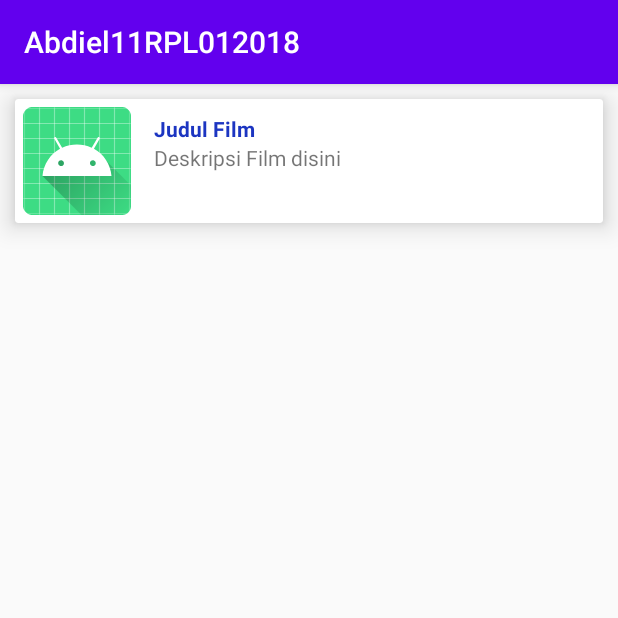
After one commit to abdielarfiansyah/Abdiel11RPL012018, an Android app: the ListData screen opened directly, with no data from a screen before it, on a phone screen of 412 x 824 dp, the top half of it. The commit adds this screen. Run offline under Robolectric (Android 15) with nearby library versions, the phone set to English and light mode, and no system bars; libraries missing offline, so code that uses them is left out: com.androidnetworking, com.androidnetworking.common, com.androidnetworking.error, com.androidnetworking.interfaces; pictures from the network do not load; 1 statement that could not run was skipped.

Commit message:
add list data online

```diff
--- a/app/build.gradle
+++ b/app/build.gradle
@@ -32,7 +32,8 @@ dependencies {
     implementation "androidx.recyclerview:recyclerview-selection:1.1.0-rc01"
     implementation 'com.amitshekhar.android:android-networking:1.0.2'
     testImplementation 'junit:junit:4.12'
+    implementation 'com.github.bumptech.glide:glide:4.11.0'
+    annotationProcessor 'com.github.bumptech.glide:compiler:4.11.0'
     androidTestImplementation 'androidx.test.ext:junit:1.1.1'
     androidTestImplementation 'androidx.test.espresso:espresso-core:3.2.0'
-
 }
--- /dev/null
+++ b/app/src/main/java/com/abdiel/abdiel11rpl012018/DataAdapter.java
@@ -0,0 +1,117 @@
+package com.abdiel.abdiel11rpl012018;
+import android.util.Log;
+import android.view.ContextMenu;
+import android.view.LayoutInflater;
+import android.view.Menu;
+import android.view.MenuItem;
+import android.view.View;
+import android.view.ViewGroup;
+import android.widget.Adapter;
+import android.widget.ImageView;
+import android.widget.TextView;
+import android.widget.Toast;
+
+import androidx.annotation.NonNull;
+import androidx.cardview.widget.CardView;
+import androidx.recyclerview.widget.RecyclerView;
+
+import com.bumptech.glide.Glide;
+import com.bumptech.glide.request.target.Target;
+
+import java.util.ArrayList;
+
+import javax.security.auth.callback.Callback;
+
+public class DataAdapter extends RecyclerView.Adapter<DataAdapter.DatakuViewHolder> {
+    private ArrayList<Model> datalist;
+    private Callback callback;
+    View viewku;
+    int posku;
+
+    interface Callback {
+        void onClick(int position);
+        void test();
+
+    }
+    public DataAdapter(ArrayList<Model>datalist, Callback callback){
+        this.callback = callback;
+        this.datalist = datalist;
+        Log.d("makanan","MahasiswaAdapter: "+datalist.size()+"");
+    }
+    @NonNull
+    @Override
+    public DatakuViewHolder onCreateViewHolder( ViewGroup parent, int viewType) {
+        LayoutInflater inflater = LayoutInflater.from( parent.getContext() );
+        View view = inflater.inflate( R.layout.adapterrv, parent , false );
+        return new DatakuViewHolder( view );
+    }
+
+    @Override
+    public void onBindViewHolder(final DatakuViewHolder holder, int position) {
+        holder.txtnama.setText( datalist.get( position ).getOriginal_title());
+        holder.txtNpm.setText( datalist.get( position ).getOverview() );
+        Log.d( "makananku","onBindViewHolder: "+datalist.get( position ).poster_path );
+        Glide.with( holder.itemView )
+                .load( datalist.get( position ).getPoster_path() )
+                .override( Target.SIZE_ORIGINAL )
+                .placeholder( R.mipmap.ic_launcher )
+                .into( holder.ivprofile );
+
+    }
+
+    @Override
+    public int getItemCount() {
+        return (datalist != null)? datalist.size() : 0;
+    }
+
+
+
+    public class DatakuViewHolder extends RecyclerView.ViewHolder implements View.OnCreateContextMenuListener{
+        private TextView txtnama, txtNpm;
+        CardView card;
+        ImageView ivprofile;
+
+        public DatakuViewHolder(@NonNull View itemView) {
+            super( itemView );
+            viewku=itemView;
+            card = (CardView) itemView.findViewById( R.id.cardku );
+            ivprofile = (ImageView)itemView.findViewById( R.id.ivprofile );
+            txtnama = (TextView)itemView.findViewById( R.id.tvname );
+            txtNpm = (TextView)itemView.findViewById( R.id.tvdesc);
+            itemView.setOnCreateContextMenuListener( this );
+
+            itemView.setOnClickListener( new View.OnClickListener() {
+                @Override
+                public void onClick(View v) {
+                    callback.onClick( getAdapterPosition() );
+                }
+            } );
+
+        }
+
+        @Override
+        public void onCreateContextMenu(ContextMenu menu, View v, ContextMenu.ContextMenuInfo menuInfo) {
+            MenuItem Edit = menu.add( Menu.NONE,1,1,"Edit" );
+            MenuItem Delete = menu.add(Menu.NONE,2,2,"Delete");
+            posku = getAdapterPosition();
+            Edit.setOnMenuItemClickListener(onEditMenu );
+            Delete.setOnMenuItemClickListener( onEditMenu );
+        }
+        private MenuItem.OnMenuItemClickListener onEditMenu = new MenuItem.OnMenuItemClickListener() {
+            @Override
+            public boolean onMenuItemClick(MenuItem item) {
+                switch (item.getItemId()){
+                    case 1:
+                        Toast.makeText(viewku.getContext(),""+posku,Toast.LENGTH_SHORT).show();
+                        break;
+
+                    case 2:
+                        //Do Stuff
+                        break;
+                }
+                return true;
+            }
+        };
+
+    }
+}
--- /dev/null
+++ b/app/src/main/java/com/abdiel/abdiel11rpl012018/ListData.java
@@ -0,0 +1,125 @@
+package com.abdiel.abdiel11rpl012018;
+
+import androidx.appcompat.app.AppCompatActivity;
+import androidx.recyclerview.widget.LinearLayoutManager;
+import androidx.recyclerview.widget.RecyclerView;
+
+import android.os.Bundle;
+import android.util.Log;
+import android.widget.ImageView;
+
+import com.androidnetworking.AndroidNetworking;
+import com.androidnetworking.common.Priority;
+import com.androidnetworking.error.ANError;
+import com.androidnetworking.interfaces.JSONObjectRequestListener;
+import com.google.gson.JsonArray;
+import com.google.gson.JsonObject;
+
+import org.json.JSONArray;
+import org.json.JSONException;
+import org.json.JSONObject;
+
+import java.util.ArrayList;
+
+public class ListData extends AppCompatActivity {
+
+    private RecyclerView recyclerView;
+    private DataAdapter adapter;
+    private ArrayList<Model> DataArrayList; //kit add kan ke adapter
+    private ImageView tambah_data;
+    @Override
+    protected void onCreate(Bundle savedInstanceState) {
+        super.onCreate( savedInstanceState );
+        setContentView( R.layout.activity_list_data );
+        recyclerView = (RecyclerView) findViewById(R.id.rvdata);
+        addData();
+    }
+
+    void addData() {
+        //offline, isi data offline dulu
+        DataArrayList = new ArrayList<>();
+        Model data1 = new Model();
+        data1.setOriginal_title("Judul Film");
+        data1.setPoster_path("https://image.tmdb.org/t/p/w500/k68nPLbIST6NP96JmTxmZijEvCA.jpg");
+        data1.setAdult(false);
+        data1.setOverview("Deskripsi Film disini");
+        data1.setVote_count(100);
+        data1.setRelease_date("01-01-2020");
+        DataArrayList.add(data1);
+
+
+        adapter = new DataAdapter(DataArrayList, new DataAdapter.Callback() {
+            @Override
+            public void onClick(int position) {
+
+            }
+
+            @Override
+            public void test() {
+
+            }
+        });
+        RecyclerView.LayoutManager layoutManager = new LinearLayoutManager(ListData.this);
+        recyclerView.setLayoutManager(layoutManager);
+        recyclerView.setAdapter(adapter);
+
+        adddataOnline();
+        //get data online
+
+    }
+    void adddataOnline(){
+        AndroidNetworking.get( "https://api.themoviedb.org/3/movie/now_playing?api_key=6ac7a042ac3b7599a689eb943fa0b6d0&language=en-US" )
+                .setTag( "test" )
+                .setPriority( Priority.LOW )
+                .build()
+                .getAsJSONObject( new JSONObjectRequestListener() {
+                    @Override
+                    public void onResponse(JSONObject response) {
+                        Log.d("hasiljson","onResponse: "+response.toString());
+                        DataArrayList = new ArrayList<>();
+                        Model modelku;
+                        try {
+                            Log.d("hasiljson","onResponse: "+response.toString());
+                            JSONArray jsonArray = response.getJSONArray( "results" );
+                            Log.d("hasiljson2","onResponse: "+jsonArray.toString());
+                            for (int i = 0; i < jsonArray.length(); i++) {
+                                modelku = new Model();
+                                JSONObject jsonObject = jsonArray.getJSONObject( i );
+                                modelku.setOriginal_title( jsonObject.getString( "original_title" ) );
+                                modelku.setOverview( jsonObject.getString( "overview" ) );
+                                modelku.setRelease_date( jsonObject.getString( "release_date" ) );
+                                modelku.setPoster_path( "https://image.tmdb.org/t/p/w500"+jsonObject.getString( "poster_path" ) );
+                                modelku.setAdult( jsonObject.getBoolean( "adult" ) );
+                                modelku.setVote_count( jsonObject.getInt( "vote_count" ) );
+                                DataArrayList.add( modelku );
+
+                            }
+                            adapter = new DataAdapter( DataArrayList, new DataAdapter.Callback() {
+                                @Override
+                                public void onClick(int position) {
+
+                                }
+
+                                @Override
+                                public void test() {
+
+                                }
+                            } );
+                            RecyclerView.LayoutManager layoutManager = new LinearLayoutManager(ListData.this);
+                            recyclerView.setLayoutManager(layoutManager);
+                            recyclerView.setAdapter(adapter);
+                        } catch (JSONException e) {
+                            e.printStackTrace();
+                        }
+                    }
+
+                    @Override
+                    public void onError(ANError anError) {
+                        Log.d( "errorku","onError errorCode : "+ anError.getErrorCode() );
+                        Log.d( "errorku","onError errorCode : "+ anError.getErrorBody () );
+                        Log.d( "errorku","onError errorCode : "+ anError.getErrorDetail() );
+
+                    }
+                } );
+    }
+}
--- a/app/src/main/java/com/abdiel/abdiel11rpl012018/MainActivity.java
+++ b/app/src/main/java/com/abdiel/abdiel11rpl012018/MainActivity.java
@@ -39,7 +39,7 @@ public class MainActivity extends AppCompatActivity {
                     editor.putString("status" , "login");
                     editor.apply();
                     //menuju main menu
-                    startActivity(new Intent(getApplicationContext(), Mainmenu.class));
+                    startActivity(new Intent(getApplicationContext(), MainMenu.class));
                 }
             }
         });
--- /dev/null
+++ b/app/src/main/java/com/abdiel/abdiel11rpl012018/Model.java
@@ -0,0 +1,61 @@
+package com.abdiel.abdiel11rpl012018;
+
+public class Model {
+    //https://image.tmdb.org/t/p/w500/k68nPLbIST6NP96JmTxmZijEvCA.jpg
+    String original_title;
+    String release_date;
+    String poster_path;
+    Boolean adult;
+    String overview;
+    int vote_count;
+
+    public String getOriginal_title() {
+        return original_title;
+    }
+
+    public void setOriginal_title(String original_title) {
+        this.original_title = original_title;
+    }
+
+    public String getRelease_date() {
+        return release_date;
+    }
+
+    public void setRelease_date(String release_date) {
+        this.release_date = release_date;
+    }
+
+    public String getPoster_path() {
+        return poster_path;
+    }
+
+    public void setPoster_path(String poster_path) {
+        this.poster_path = poster_path;
+    }
+
+    public Boolean getAdult() {
+        return adult;
+    }
+
+    public void setAdult(Boolean adult) {
+        this.adult = adult;
+    }
+
+    public String getOverview() {
+        return overview;
+    }
+
+    public void setOverview(String overview) {
+        this.overview = overview;
+    }
+
+    public int getVote_count() {
+        return vote_count;
+    }
+
+    public void setVote_count(int vote_count) {
+        this.vote_count = vote_count;
+    }
+
+
+}
--- a/app/src/main/java/com/abdiel/abdiel11rpl012018/controlclass.java
+++ b/app/src/main/java/com/abdiel/abdiel11rpl012018/controlclass.java
@@ -20,7 +20,7 @@ public class controlclass extends AppCompatActivity {
             startActivity(new Intent(getApplicationContext(),MainActivity.class));
             finish();
         }else{
-            startActivity(new Intent(getApplicationContext(),Mainmenu.class));
+            startActivity(new Intent(getApplicationContext(),MainMenu.class));
             finish();
 
         }
--- /dev/null
+++ b/app/src/main/res/layout/activity_list_data.xml
@@ -0,0 +1,15 @@
+<?xml version="1.0" encoding="utf-8"?>
+<LinearLayout xmlns:android="http://schemas.android.com/apk/res/android"
+    xmlns:app="http://schemas.android.com/apk/res-auto"
+    xmlns:tools="http://schemas.android.com/tools"
+    android:layout_width="match_parent"
+    android:layout_height="match_parent"
+    android:orientation="vertical"
+    tools:context=".ListData">
+
+    <androidx.recyclerview.widget.RecyclerView
+        android:id="@+id/rvdata"
+        android:layout_width="match_parent"
+        android:layout_height="match_parent"
+        />
+</LinearLayout>
--- a/app/src/main/res/layout/activity_mainmenu.xml
+++ b/app/src/main/res/layout/activity_mainmenu.xml
@@ -5,7 +5,7 @@
     xmlns:tools="http://schemas.android.com/tools"
     android:layout_width="match_parent"
     android:layout_height="match_parent"
-    tools:context=".Mainmenu">
+    tools:context=".MainMenu">
 
     <androidx.cardview.widget.CardView
         android:id="@+id/menu1"
--- a/app/src/main/res/layout/adapterrv.xml
+++ b/app/src/main/res/layout/adapterrv.xml
@@ -1,54 +1,46 @@
 <?xml version="1.0" encoding="utf-8"?>
 <androidx.cardview.widget.CardView
-    xmlns:android="http://schemas.android.com/apk/res/android"
+    android:id="@+id/cardku"
+    android:layout_margin="10dp"
+    android:elevation="10dp"
+    app:cardElevation="10dp"
+    xmlns:app="http://schemas.android.com/apk/res-auto"
     android:layout_width="match_parent"
     android:layout_height="wrap_content"
-    xmlns:app="http://schemas.android.com/apk/res-auto"
-    app:cardElevation="10dp"
-    android:layout_margin="10dp">
+    xmlns:android="http://schemas.android.com/apk/res/android">
 
 
     <LinearLayout
-
+        android:orientation="horizontal"
         android:layout_width="match_parent"
-        android:layout_height="wrap_content"
-        android:layout_margin="20dp"
-        android:orientation="horizontal">
+        android:layout_height="wrap_content">
 
         <ImageView
-            android:id="@+id/ivp"
+            android:padding="5dp"
+            android:id="@+id/ivprofile"
             android:src="@mipmap/ic_launcher"
             android:layout_width="wrap_content"
-            android:layout_height="wrap_content"
-            />
+            android:layout_height="wrap_content"/>
         <LinearLayout
+            android:layout_margin="10dp"
             android:orientation="vertical"
             android:layout_width="wrap_content"
-            android:layout_height="wrap_content"
-            android:layout_margin="10dp">
+            android:layout_height="wrap_content">
 
             <TextView
-                android:text="placeholder"
-                android:textColor="#0B1D85"
+                android:textColor="#1C35C1"
                 android:textStyle="bold"
+                android:text="name placeholder"
                 android:id="@+id/tvname"
                 android:layout_width="wrap_content"
                 android:layout_height="wrap_content"/>
+
             <TextView
-                android:text="placeholde"
+                android:text="desc placeholder"
                 android:id="@+id/tvdesc"
                 android:layout_width="wrap_content"
                 android:layout_height="wrap_content"/>
-
-
-
         </LinearLayout>
 
-
-
-
-
     </LinearLayout>
-
-
 </androidx.cardview.widget.CardView>
```
Also changed, not shown: app/src/main/AndroidManifest.xml (+10 -2 lines), app/src/main/java/com/abdiel/abdiel11rpl012018/MainMenu.java (added, +28 -0 lines), app/src/main/java/com/abdiel/abdiel11rpl012018/Mainmenu.java (deleted, +0 -14 lines).
